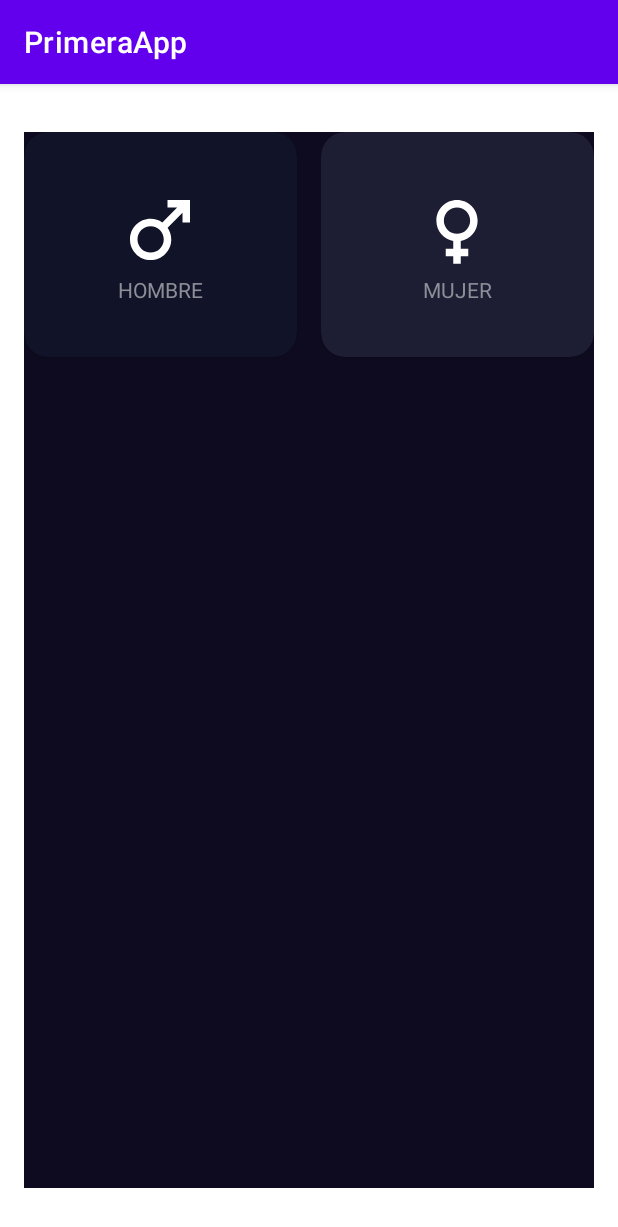
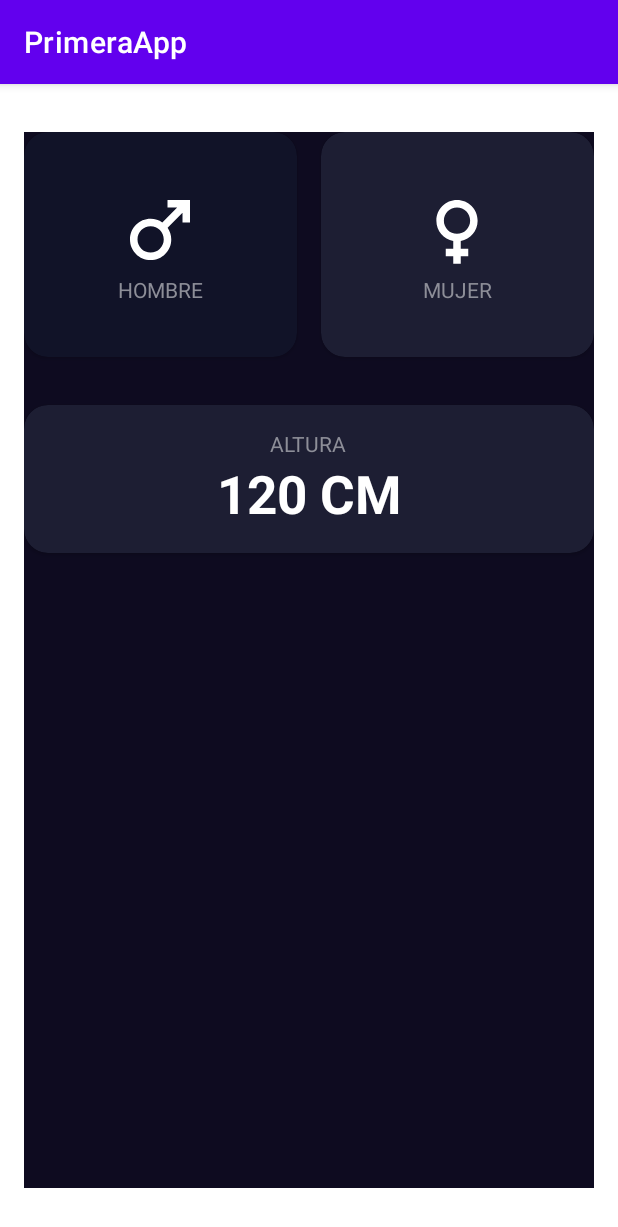
Before and after one commit to fabilisi77/Multiapp, an Android app: the ImcAppActivity screen opened directly, with no data from a screen before it, on a phone screen of 412 x 824 dp. Shown: the top 1227 px of the screen. Run offline under Robolectric (Android 15) with nearby library versions, the phone set to English and light mode, and no system bars.

Commit message:
pantalla ICM app

```diff
--- a/app/src/main/java/com/example/primeraapp/imcCalculator/ImcAppActivity.kt
+++ b/app/src/main/java/com/example/primeraapp/imcCalculator/ImcAppActivity.kt
@@ -65,6 +65,7 @@ class ImcAppActivity : AppCompatActivity() {
     }
 
     private fun initUI(){
+        setGenderColor()
 
     }
 }
--- a/app/src/main/res/layout/activity_imc_app.xml
+++ b/app/src/main/res/layout/activity_imc_app.xml
@@ -83,4 +83,43 @@
 
     </androidx.cardview.widget.CardView>
 
+    <androidx.cardview.widget.CardView
+        android:id="@+id/slider"
+        android:layout_width="0dp"
+        android:layout_height="wrap_content"
+        app:cardCornerRadius="16dp"
+        app:layout_constraintStart_toStartOf="parent"
+        app:layout_constraintEnd_toEndOf="parent"
+        android:layout_marginTop="32dp"
+        app:cardBackgroundColor="@color/background_component"
+        app:layout_constraintTop_toBottomOf="@id/viewMale">
+
+        <androidx.appcompat.widget.LinearLayoutCompat
+            android:layout_width="match_parent"
+            android:gravity="center"
+            android:layout_margin="16dp"
+            android:orientation="vertical"
+            android:layout_height="wrap_content">
+
+            <TextView
+                android:layout_width="wrap_content"
+                android:layout_height="wrap_content"
+                android:text="@string/altura"
+                android:textColor="@color/title_text"/>
+
+            <TextView
+                android:id="@+id/tvHieght"
+                android:layout_width="wrap_content"
+                android:layout_height="wrap_content"
+                android:text="120 CM"
+                android:textSize="35sp"
+                android:textStyle="bold"
+                android:textColor="@color/white"/>
+
+
+
+        </androidx.appcompat.widget.LinearLayoutCompat>
+
+    </androidx.cardview.widget.CardView>
+
 </androidx.constraintlayout.widget.ConstraintLayout>
--- a/app/src/main/res/values/strings.xml
+++ b/app/src/main/res/values/strings.xml
@@ -4,5 +4,6 @@
     <string name="female">MUJER</string>
     <string name="male_icon">Icono de Hombre</string>
     <string name="female_icon">Icono de Mujer</string>
+    <string name="altura">ALTURA</string>
 
 </resources>
```
Also changed, not shown: app/src/main/java/com/example/primeraapp/MenuActivity.kt (+14 -2 lines), app/src/main/res/layout/activity_menu.xml (+7 -1 lines).
